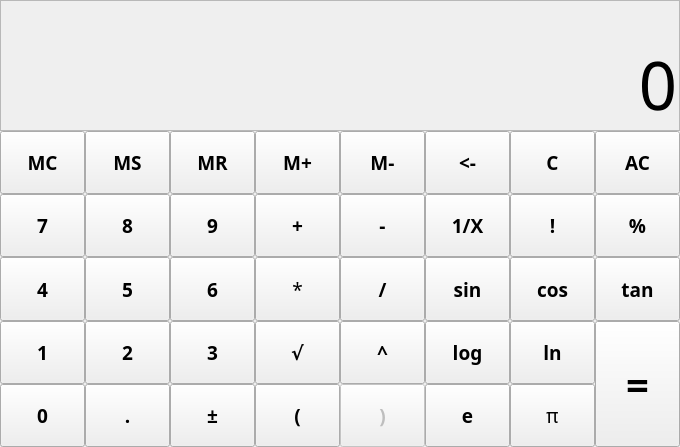
Old version of the form mainwindow.ui in the repository jirvoz/ivscd.
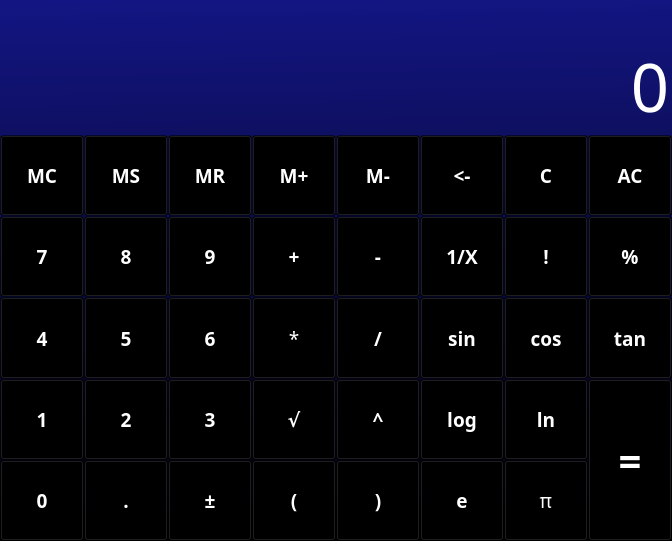
New version of the form.

Diff of the .ui file:
```diff
--- a/mainwindow.ui
+++ b/mainwindow.ui
@@ -6,8 +6,8 @@
    <rect>
     <x>0</x>
     <y>0</y>
-    <width>680</width>
-    <height>447</height>
+    <width>672</width>
+    <height>541</height>
    </rect>
   </property>
   <property name="sizePolicy">
@@ -19,7 +19,13 @@
   <property name="windowTitle">
    <string>Calculator</string>
   </property>
+  <property name="styleSheet">
+   <string notr="true">background-color: qlineargradient(spread:pad, x1:0.502, y1:0, x2:0.521531, y2:1, stop:0 rgba(19, 21, 130, 255), stop:1 rgba(0, 0, 0, 255));</string>
+  </property>
   <widget class="QWidget" name="centralWidget">
+   <property name="styleSheet">
+    <string notr="true">background-color: rgba(0,0,0,0);</string>
+   </property>
    <layout class="QVBoxLayout" name="verticalLayout" stretch="1,3">
     <property name="spacing">
      <number>0</number>
@@ -42,7 +48,10 @@
        <enum>QFrame::StyledPanel</enum>
       </property>
       <property name="frameShadow">
-       <enum>QFrame::Raised</enum>
+       <enum>QFrame::Plain</enum>
+      </property>
+      <property name="lineWidth">
+       <number>3</number>
       </property>
       <layout class="QVBoxLayout" name="verticalLayout_2" stretch="0,0">
        <property name="spacing">
@@ -82,6 +91,10 @@
            <bold>true</bold>
           </font>
          </property>
+         <property name="styleSheet">
+          <string notr="true">background-color: rgba(0,0,0,0);
+color: rgb(255, 255, 255);</string>
+         </property>
          <property name="text">
           <string/>
          </property>
@@ -115,6 +128,10 @@
          <property name="layoutDirection">
           <enum>Qt::LeftToRight</enum>
          </property>
+         <property name="styleSheet">
+          <string notr="true">background-color: rgba(0,0,0,0);
+color: rgb(255, 255, 255);</string>
+         </property>
          <property name="lineWidth">
           <number>0</number>
          </property>
@@ -143,6 +160,10 @@
     </item>
     <item>
      <widget class="QFrame" name="bFrame">
+      <property name="styleSheet">
+       <string notr="true">background-color: rgba(0,0,0,0);
+color: rgb(255, 255, 255);</string>
+      </property>
       <property name="frameShape">
        <enum>QFrame::NoFrame</enum>
       </property>
@@ -727,6 +748,9 @@
            <strikeout>false</strikeout>
           </font>
          </property>
+         <property name="styleSheet">
+          <string notr="true">background-color: rgba(0,0,0,0);</string>
+         </property>
          <property name="text">
           <string>=</string>
          </property>
@@ -1087,6 +1111,9 @@
            <strikeout>false</strikeout>
           </font>
          </property>
+         <property name="styleSheet">
+          <string notr="true">background-color: rgba(0,0,0,0);</string>
+         </property>
          <property name="text">
           <string>1</string>
          </property>
```
Left out of the diff: 41 changed lines with no effect on the pictures.
